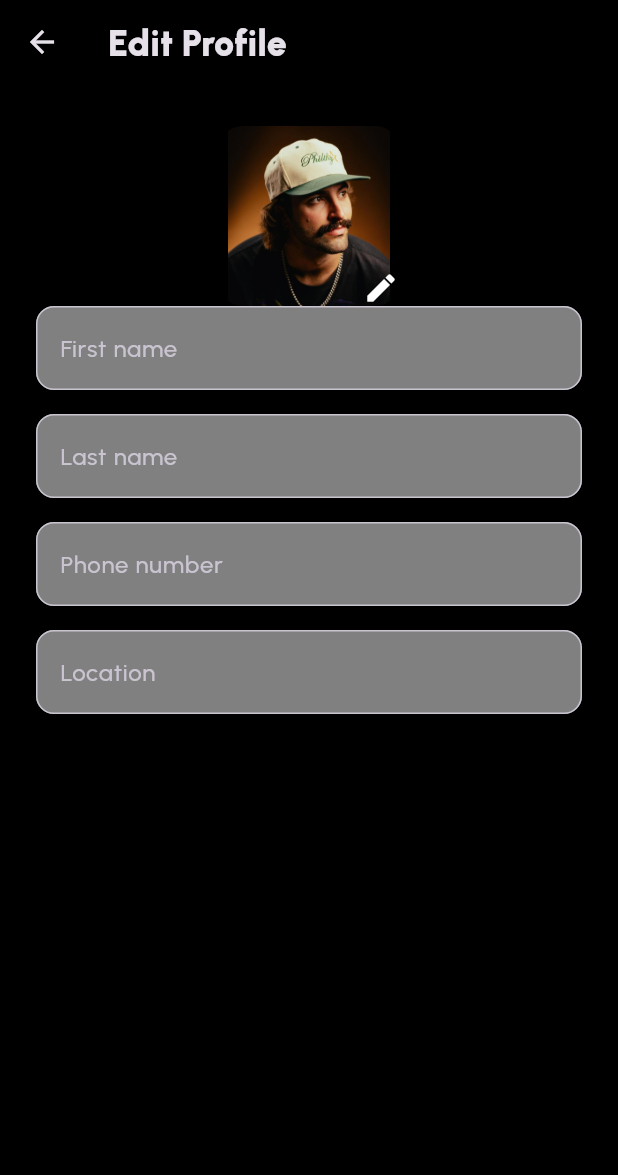
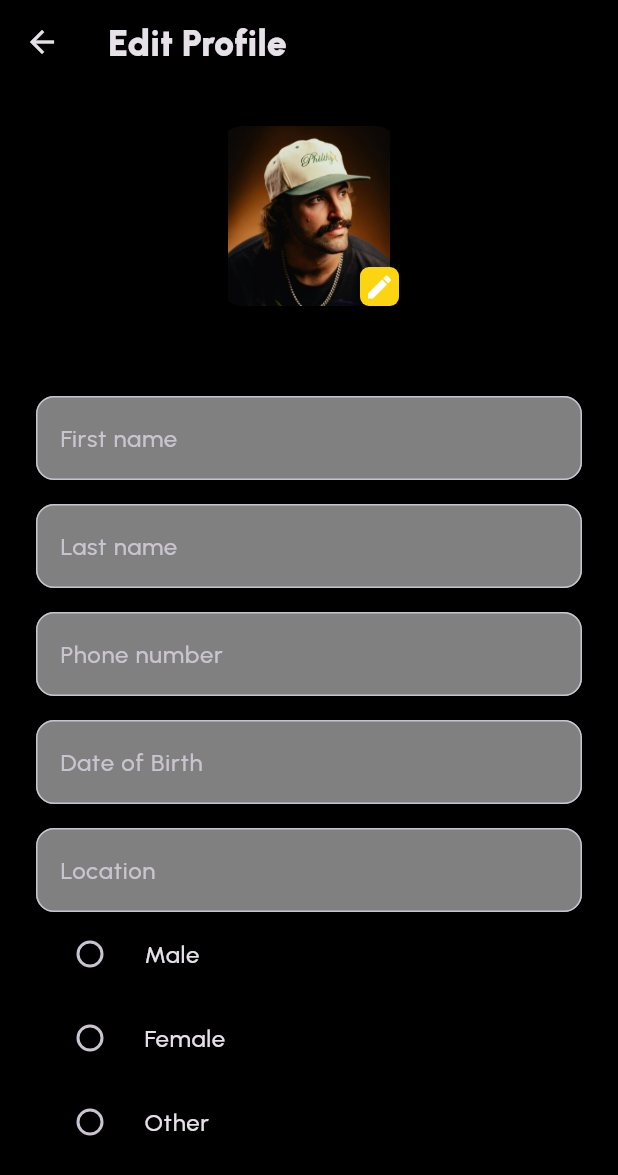
Before and after one commit to rhitverse/flutter, a Flutter app: the EditProfilePage screen opened by its route, on a phone screen of 412 x 824 dp. Shown: the top 1175 px of the screen. Run offline on Flutter 3.47's test engine with Material 3 defaults, Android fonts, the light colour scheme and no system bars; our stand-ins replace flutter_svg.

Commit message:
flutter11

```diff
--- a/lib/config/app_strings.dart
+++ b/lib/config/app_strings.dart
@@ -27,4 +27,9 @@ class AppStrings {
   static const lastName = 'Last name';
   static const phoneNumber = 'Phone number';
   static const location = 'Location';
+  static const dob = 'Date Of birth';
+  static const male = 'Male';
+  static const female = 'Female';
+  static const other = 'Other';
+
 }
--- a/lib/pages/edit_profile_page.dart
+++ b/lib/pages/edit_profile_page.dart
@@ -2,16 +2,26 @@ import 'package:coading/components/app_text_field.dart';
 import 'package:coading/components/toolbar.dart';
 import 'package:coading/components/user_avatar.dart';
 import 'package:coading/config/app_strings.dart';
+import 'package:coading/styles/app_colors.dart';
 import 'package:flutter/material.dart';
 
-class EditProfilePage extends StatelessWidget {
-  const EditProfilePage({super.key});
+enum Gender { none,male, female, other}
+class EditProfilePage extends StatefulWidget {
+  EditProfilePage({super.key});
+
+  @override
+  State<EditProfilePage> createState() => _EditProfilePageState();
+}
+
+class _EditProfilePageState extends State<EditProfilePage> {
+  var gender = Gender.none;
 
   @override
   Widget build(BuildContext context) {
     return Scaffold(
       appBar: Toolbar(title: AppStrings.editprofile),
-      body: Padding(
+      body: SingleChildScrollView(
+        child: Padding(
           padding: const EdgeInsets.all(24.0),
           child: Column(
             children:[
@@ -20,8 +30,17 @@ class EditProfilePage extends StatelessWidget {
                       UserAvatar(
                         size: 120,
                               ),
-                            Positioned(bottom: 0,right: 0,child: Icon(Icons.edit))
+                      Positioned(bottom: 0,right: 0,
+                          child: Container(
+                              padding: const EdgeInsetsGeometry.all(3),
+                              decoration: BoxDecoration(
+                                  color: AppColors.primary,
+                                  borderRadius: BorderRadius.all(Radius.circular(6))),
+                              child: Icon(Icons.edit,size: 20,)))
                             ],
+                          ),
+              SizedBox(
+                height: 60,
               ),
               AppTextField(hint: 'First name'),
               SizedBox(
@@ -35,8 +54,41 @@ class EditProfilePage extends StatelessWidget {
               SizedBox(
                 height: 16,
               ),
+              AppTextField(hint: 'Date of Birth'),
+              SizedBox(height: 16),
               AppTextField(hint: 'Location'),
+              RadioListTile(
+                title: Text(AppStrings.male),
+                  value: Gender.male,
+                groupValue:gender,
+                onChanged: (value){
+                    setState(() {
+                      gender = Gender.male;
+                    });
+                },
+              ),
+              RadioListTile(
+                title: Text(AppStrings.female),
+                value: Gender.female,
+                groupValue:gender,
+                onChanged: (value){
+                  setState(() {
+                    gender = Gender.female;
+                  });
+                },
+              ),
+              RadioListTile(
+                title: Text(AppStrings.other),
+                value: Gender.other,
+                groupValue:gender,
+                onChanged: (value){
+                setState(() {
+                  gender = Gender.other;
+                });
+                },
+              ),
             ],
+          ),
         ),
       ),
     );
```
Lines whose indentation alone changed are shown as unchanged.
